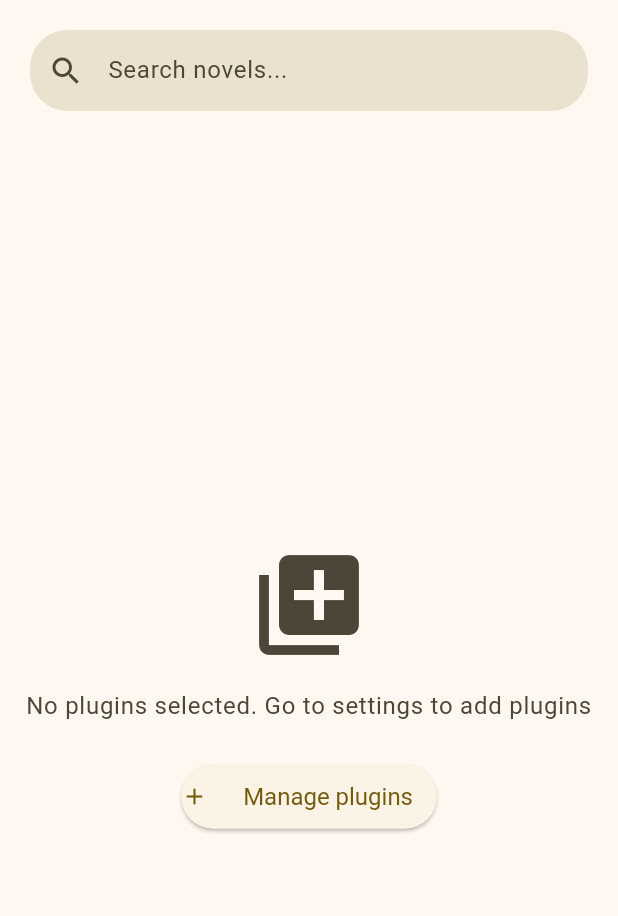
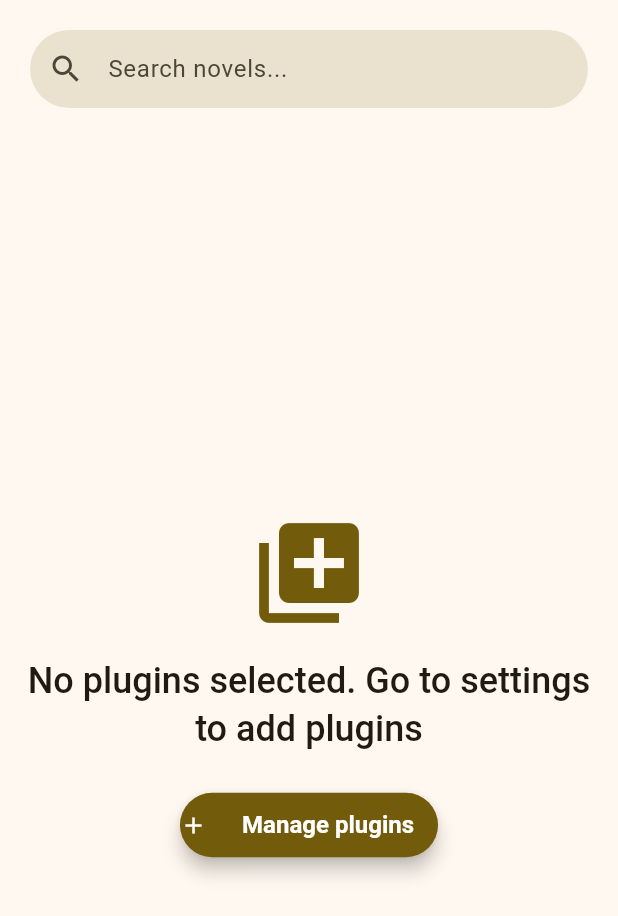
Before and after one commit to Luiz-eduardp/akashic_records, a Flutter app: the LibraryScreen screen opened directly, on a phone screen of 412 x 824 dp. Shown: the top 916 px of the screen. Run offline on Flutter 3.47's test engine with Material 3 defaults, Android fonts, the phone set to English and light mode, and no system bars; our stand-ins replace battery_plus, cached_network_image, file_picker, flutter_advanced_drawer, flutter_html, flutter_markdown and 9 more; missing offline and left inert: epubx, flutter_code_editor, highlight, jsf, traffic_stats; accounts and stored records are empty; network calls fail.

Commit message:
refactor(library): improve ui and ux
- Updated button styles for consistency
- Improved color scheme usage
- Enhanced text styles for readability
- Refined widget layouts for better UX
- Increased button border radius

```diff
--- a/lib/screens/library/library_screen.dart
+++ b/lib/screens/library/library_screen.dart
@@ -132,7 +132,7 @@ class _LibraryScreenState extends State<LibraryScreen> {
             ),
             const SizedBox(height: 8),
             Text(
-              'Pesquisando...'.translate,
+              'Pesquisando'.translate,
               style: theme.textTheme.bodyMedium!.copyWith(
                 color: theme.colorScheme.onSurfaceVariant,
               ),
@@ -201,18 +201,15 @@ class _LibraryScreenState extends State<LibraryScreen> {
         child: Column(
           mainAxisAlignment: MainAxisAlignment.center,
           children: [
-            Icon(
-              Icons.library_add,
-              size: 80,
-              color: theme.colorScheme.onSurfaceVariant,
-            ),
+            Icon(Icons.library_add, size: 80, color: theme.colorScheme.primary),
             const SizedBox(height: 16),
             Text(
               'Nenhum plugin selecionado. Acesse as configurações para adicionar plugins.'
                   .translate,
               textAlign: TextAlign.center,
-              style: theme.textTheme.bodyLarge!.copyWith(
-                color: theme.colorScheme.onSurfaceVariant,
+              style: theme.textTheme.headlineSmall!.copyWith(
+                color: theme.colorScheme.onSurface,
+                fontWeight: FontWeight.w500,
               ),
             ),
             const SizedBox(height: 24),
@@ -229,8 +226,17 @@ class _LibraryScreenState extends State<LibraryScreen> {
                 child: Text('Gerenciar plugins'.translate),
               ),
               style: ElevatedButton.styleFrom(
+                backgroundColor: theme.colorScheme.primary,
+                foregroundColor: theme.colorScheme.onPrimary,
+                elevation: 5,
+                shape: RoundedRectangleBorder(
+                  borderRadius: BorderRadius.circular(28),
+                ),
                 padding: EdgeInsets.zero,
-                textStyle: const TextStyle(fontSize: 16),
+                textStyle: const TextStyle(
+                  fontSize: 16,
+                  fontWeight: FontWeight.w600,
+                ),
               ),
             ),
           ],
--- a/lib/screens/library/search_bar_widget.dart
+++ b/lib/screens/library/search_bar_widget.dart
@@ -72,15 +72,18 @@ class _SearchBarWidgetState extends State<SearchBarWidget> {
                   color: theme.colorScheme.onSurfaceVariant,
                 ),
                 border: OutlineInputBorder(
-                  borderRadius: BorderRadius.circular(25.0),
+                  borderRadius: BorderRadius.circular(32.0),
                   borderSide: BorderSide.none,
                 ),
                 focusedBorder: OutlineInputBorder(
-                  borderRadius: BorderRadius.circular(25.0),
-                  borderSide: BorderSide(color: theme.colorScheme.primary),
+                  borderRadius: BorderRadius.circular(32.0),
+                  borderSide: BorderSide(
+                    color: theme.colorScheme.primary,
+                    width: 2.0,
+                  ),
                 ),
                 enabledBorder: OutlineInputBorder(
-                  borderRadius: BorderRadius.circular(25.0),
+                  borderRadius: BorderRadius.circular(32.0),
                   borderSide: BorderSide.none,
                 ),
                 filled: true,
@@ -102,8 +105,8 @@ class _SearchBarWidgetState extends State<SearchBarWidget> {
                         )
                         : null,
                 contentPadding: const EdgeInsets.symmetric(
-                  vertical: 15.0,
-                  horizontal: 20.0,
+                  vertical: 14.0,
+                  horizontal: 24.0,
                 ),
               ),
               onSubmitted: (value) {
@@ -117,7 +120,6 @@ class _SearchBarWidgetState extends State<SearchBarWidget> {
               },
             ),
           ),
-
           if (widget.extraActions != null) ...widget.extraActions!,
         ],
       ),
```
Also changed, not shown: lib/screens/library/novel_grid_widget.dart (+20 -13 lines), lib/screens/library/plugin_card.dart (+18 -14 lines), lib/screens/library/plugin_novels_screen.dart (+67 -11 lines).
